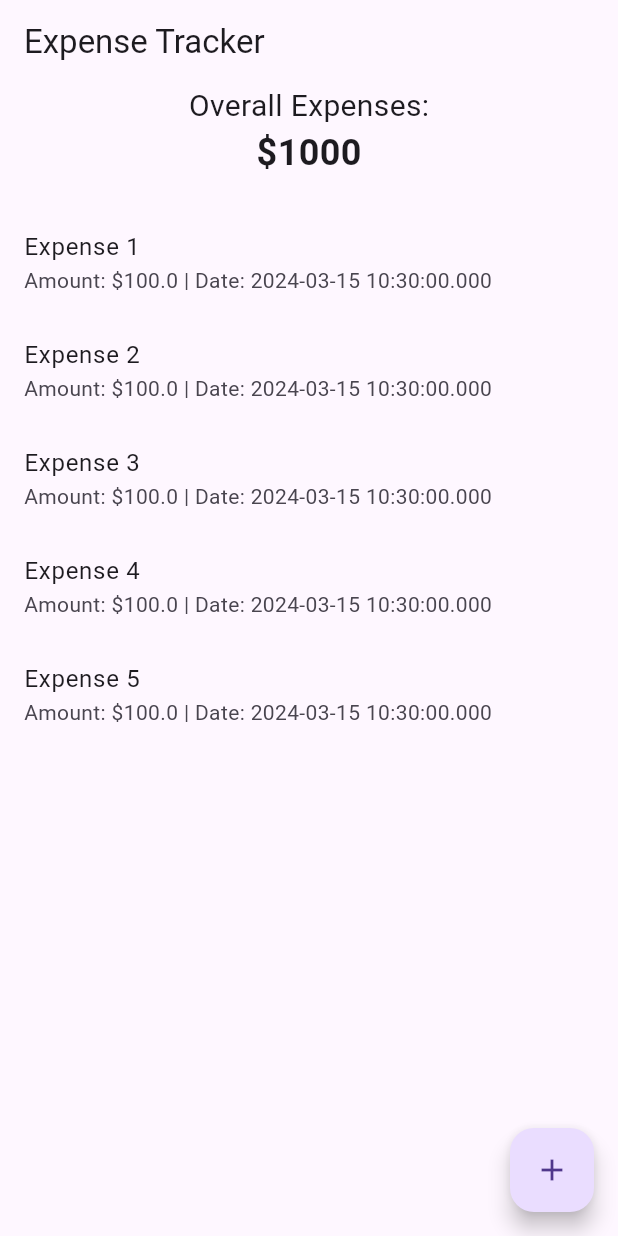
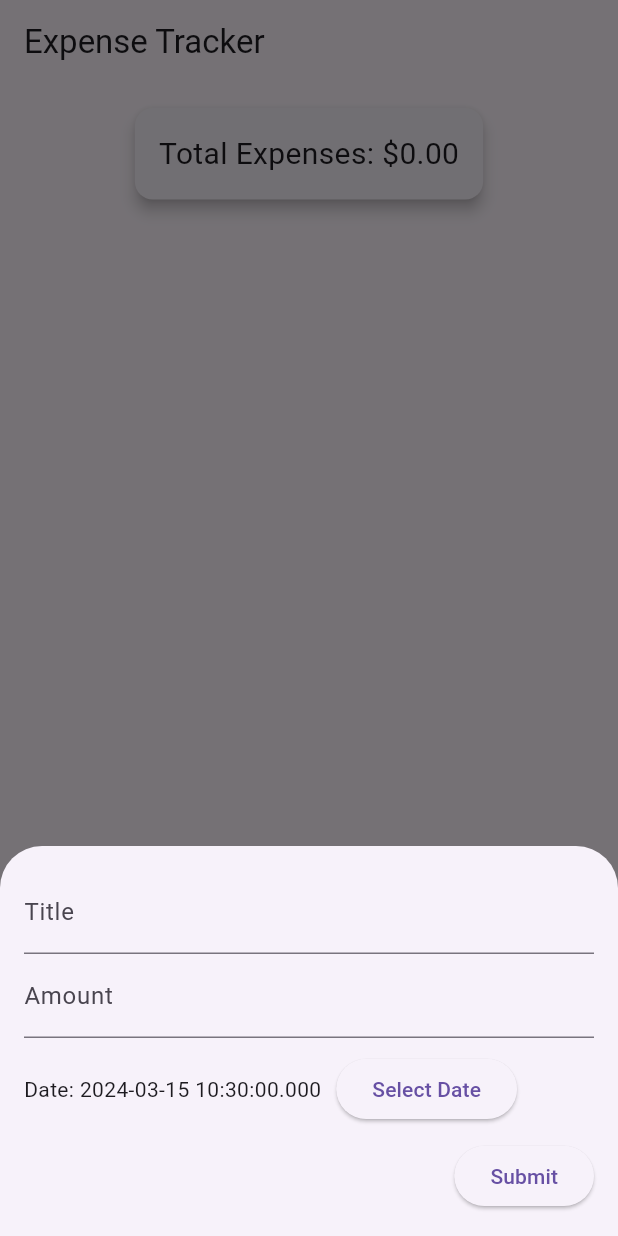
Before and after one commit to standsuser/expense-tracker-flutter, a Flutter app: the screen it shows after launch, after a tap on the "add" icon, on a phone screen of 412 x 824 dp. Run offline on Flutter 3.47's test engine with Material 3 defaults, Android fonts, the phone set to English and light mode, and no system bars.

```diff
--- /dev/null
+++ b/expense_tracker/lib/expense.dart
@@ -0,0 +1,7 @@
+class ExpenseItemData {
+  final String title;
+  final double amount;
+  final DateTime date;
+
+  ExpenseItemData({required this.title, required this.amount, required this.date});
+}
--- a/expense_tracker/lib/expense_item.dart
+++ b/expense_tracker/lib/expense_item.dart
@@ -1,21 +1,30 @@
 import 'package:flutter/material.dart';
+import 'package:expense_tracker/expense.dart';
 
 class ExpenseItem extends StatelessWidget {
-  final String title;
-  final double amount;
-  final DateTime date;
+  final ExpenseItemData expense;
+  final Function(ExpenseItemData) onDelete;
 
-  ExpenseItem({
-    required this.title,
-    required this.amount,
-    required this.date,
-  });
+  ExpenseItem({required this.expense, required this.onDelete});
 
   @override
   Widget build(BuildContext context) {
-    return ListTile(
-      title: Text(title),
-      subtitle: Text('Amount: \$${amount.toString()} | Date: ${date.toString()}'),
+    String formattedDate = '${expense.date.day}/${expense.date.month}/${expense.date.year}';
+
+    return Padding(
+      padding: EdgeInsets.symmetric(vertical: 8.0, horizontal: 16.0),
+      child: Card(
+        elevation: 4,
+        child: ListTile(
+          contentPadding: EdgeInsets.all(16.0),
+          title: Text(expense.title),
+          subtitle: Text('Amount: \$${expense.amount.toString()} | Date: $formattedDate'),
+          trailing: IconButton(
+            icon: Icon(Icons.delete),
+            onPressed: () => onDelete(expense),
+          ),
+        ),
+      ),
     );
   }
 }
--- a/expense_tracker/lib/primary_screen.dart
+++ b/expense_tracker/lib/primary_screen.dart
@@ -1,7 +1,31 @@
 import 'package:flutter/material.dart';
 import 'package:expense_tracker/expense_item.dart';
+import 'package:expense_tracker/expense_entry_bottom_sheet.dart';
+import 'package:expense_tracker/expense.dart';
 
-class PrimaryScreen extends StatelessWidget {
+class PrimaryScreen extends StatefulWidget {
+  @override
+  _PrimaryScreenState createState() => _PrimaryScreenState();
+}
+
+class _PrimaryScreenState extends State<PrimaryScreen> {
+  List<ExpenseItemData> expenses = [];
+  double totalExpenses = 0.0;
+
+  void addExpense(ExpenseItemData expense) {
+    setState(() {
+      expenses.add(expense);
+      totalExpenses += expense.amount;
+    });
+  }
+
+  void removeExpense(ExpenseItemData expense) {
+    setState(() {
+      expenses.remove(expense);
+      totalExpenses -= expense.amount;
+    });
+  }
+
   @override
   Widget build(BuildContext context) {
     return Scaffold(
@@ -12,24 +36,23 @@ class PrimaryScreen extends StatelessWidget {
         child: Column(
           mainAxisAlignment: MainAxisAlignment.center,
           children: <Widget>[
-            Text(
-              'Overall Expenses:',
-              style: TextStyle(fontSize: 20),
-            ),
-            Text(
-              '\$1000', // Replace with actual overall expenses
-              style: TextStyle(fontSize: 24, fontWeight: FontWeight.bold),
+            Card(
+              elevation: 4,
+              margin: EdgeInsets.all(16),
+              child: Padding(
+                padding: EdgeInsets.all(16),
+                child: Text(
+                  'Total Expenses: \$${totalExpenses.toStringAsFixed(2)}',
+                  style: TextStyle(fontSize: 20),
+                ),
+              ),
             ),
             SizedBox(height: 20),
             Expanded(
               child: ListView.builder(
-                itemCount: 5, // Replace with actual number of expenses
+                itemCount: expenses.length,
                 itemBuilder: (BuildContext context, int index) {
-                  return ExpenseItem(
-                    title: 'Expense ${index + 1}',
-                    amount: 100, // Replace with actual amount
-                    date: DateTime.now(), // Replace with actual date
-                  );
+                  return ExpenseItem(expense: expenses[index], onDelete: removeExpense);
                 },
               ),
             ),
@@ -38,8 +61,12 @@ class PrimaryScreen extends StatelessWidget {
       ),
       floatingActionButton: FloatingActionButton(
         onPressed: () {
-          // Open bottom sheet for adding new expense
-          // Implement this
+          showModalBottomSheet(
+            context: context,
+            builder: (BuildContext context) {
+              return ExpenseEntryBottomSheet(addExpense: addExpense);
+            },
+          );
         },
         tooltip: 'Add Expense',
         child: Icon(Icons.add),
```
Also changed, not shown: expense_tracker/lib/expense_entry_bottom_sheet.dart (+28 -8 lines), expense_tracker/lib/homepage.dart (added), expense_tracker/lib/models/add_expense.dart (added), 1 other file.
